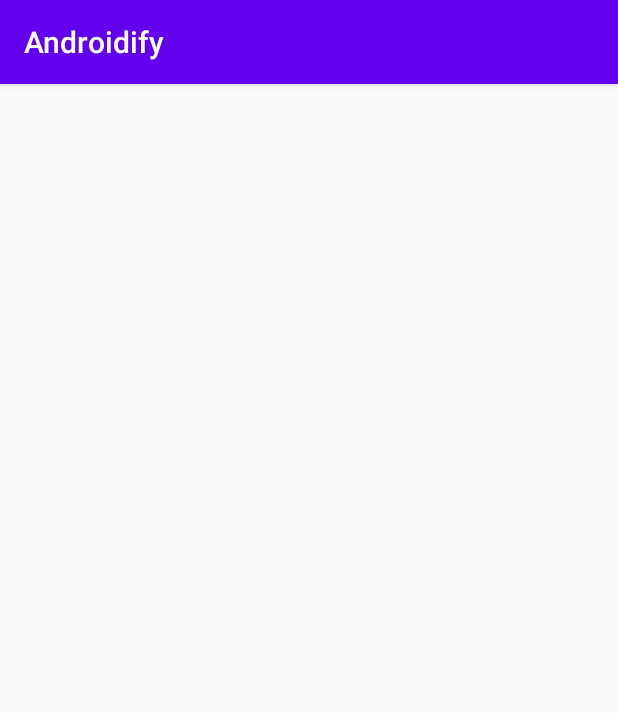
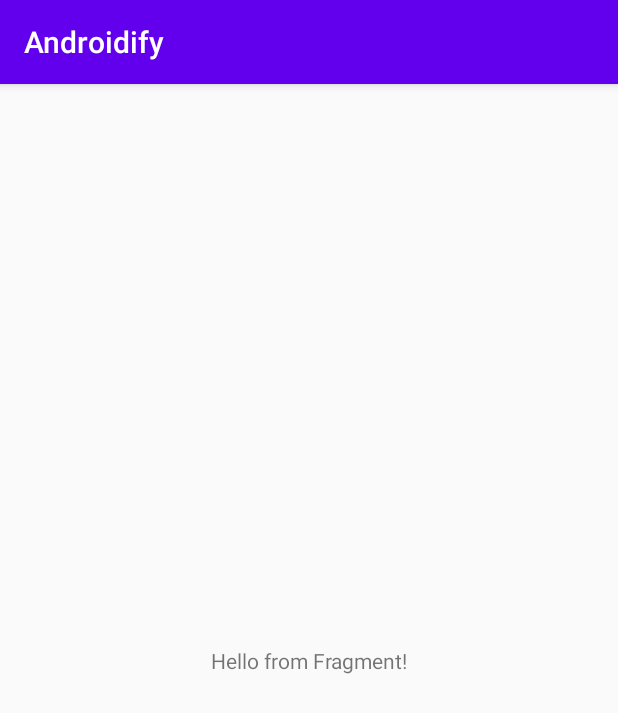
Before and after one commit to nikhilmehta2014/Androidify, an Android app: the screen it shows after launch (MainActivity), on a phone screen of 412 x 824 dp. Shown: the top 713 px of the screen. Run offline under Robolectric (Android 15) with nearby library versions, the phone set to English and light mode, and no system bars; our stand-ins replace Timber.

Commit message:
Static Fragment and Activity lifecycle

```diff
--- a/app/src/main/java/com/nikhil/androidify/MainActivity.kt
+++ b/app/src/main/java/com/nikhil/androidify/MainActivity.kt
@@ -17,9 +17,14 @@ class MainActivity : AppCompatActivity() {
 
     override fun onCreate(savedInstanceState: Bundle?) {
         super.onCreate(savedInstanceState)
-        setContentView(R.layout.activity_main)
         Timber.d("$TAG -> onCreate()")
-        setupFragment()
+
+        //Add a [Fragment] Dynamically
+//        setContentView(R.layout.activity_main)
+//        setupFragment()
+
+        //Add a [Fragment] Statically
+        setContentView(R.layout.activity_main_static)
     }
 
     override fun onRestart() {
@@ -55,9 +60,9 @@ class MainActivity : AppCompatActivity() {
     /**
      * Adding a [Fragment] Dynamically
      */
-    private fun setupFragment() {
+    /*private fun setupFragment() {
         supportFragmentManager.beginTransaction()
             .add(R.id.contentFrame, NormalFragment.newInstance(), TAG)
             .commit()
-    }
+    }*/
 }
--- a/app/src/main/java/com/nikhil/androidify/fragments/NormalFragment.kt
+++ b/app/src/main/java/com/nikhil/androidify/fragments/NormalFragment.kt
@@ -5,6 +5,7 @@ import android.view.LayoutInflater
 import android.view.View
 import android.view.ViewGroup
 import androidx.fragment.app.Fragment
+import com.nikhil.androidify.R
 import timber.log.Timber
 
 class NormalFragment : Fragment() {
@@ -28,7 +29,7 @@ class NormalFragment : Fragment() {
         savedInstanceState: Bundle?
     ): View? {
         Timber.d("$TAG -> onCreateView()")
-        return super.onCreateView(inflater, container, savedInstanceState)
+        return inflater.inflate(R.layout.fragment_normal, container, false)
     }
 
     override fun onActivityCreated(savedInstanceState: Bundle?) {
--- /dev/null
+++ b/app/src/main/res/layout/activity_main_static.xml
@@ -0,0 +1,15 @@
+<?xml version="1.0" encoding="utf-8"?>
+<androidx.constraintlayout.widget.ConstraintLayout xmlns:android="http://schemas.android.com/apk/res/android"
+    android:layout_width="match_parent"
+    android:layout_height="match_parent"
+    xmlns:tools="http://schemas.android.com/tools"
+    tools:context=".MainActivity">
+
+    <fragment
+        android:id="@+id/lifecycle_fragment"
+        android:name="com.nikhil.androidify.fragments.NormalFragment"
+        android:layout_width="match_parent"
+        android:layout_height="match_parent"
+        tools:context=".MainActivity"/>
+
+</androidx.constraintlayout.widget.ConstraintLayout>
--- /dev/null
+++ b/app/src/main/res/layout/fragment_normal.xml
@@ -0,0 +1,19 @@
+<?xml version="1.0" encoding="utf-8"?>
+<androidx.constraintlayout.widget.ConstraintLayout xmlns:android="http://schemas.android.com/apk/res/android"
+    xmlns:app="http://schemas.android.com/apk/res-auto"
+    xmlns:tools="http://schemas.android.com/tools"
+    android:layout_width="match_parent"
+    android:layout_height="match_parent"
+    tools:context=".MainActivity">
+
+    <TextView
+        android:layout_width="wrap_content"
+        android:layout_height="wrap_content"
+        android:layout_centerInParent="true"
+        android:text="Hello from Fragment!"
+        app:layout_constraintBottom_toBottomOf="parent"
+        app:layout_constraintEnd_toEndOf="parent"
+        app:layout_constraintStart_toStartOf="parent"
+        app:layout_constraintTop_toTopOf="parent" />
+
+</androidx.constraintlayout.widget.ConstraintLayout>
```
